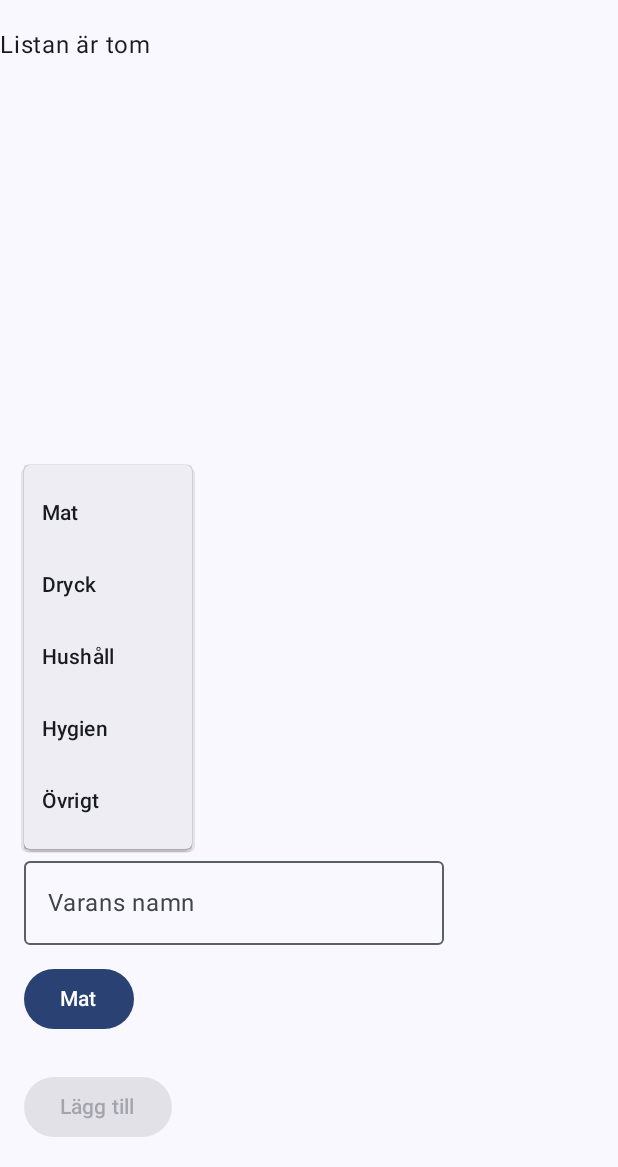
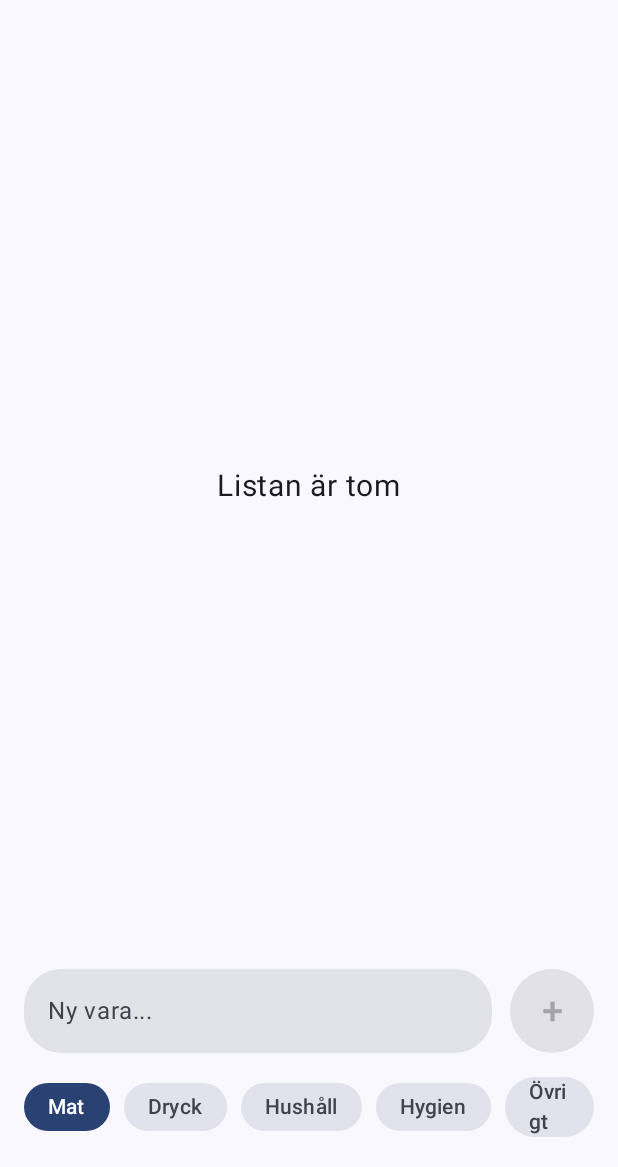
Before and after one commit to vasylkozak-dev/Handla, an Android app built with Jetpack Compose: the screen it shows after launch (MainActivity), after a tap on "Mat", on a phone screen of 412 x 824 dp, the part 69-1236 px from its top. Run offline under Robolectric (Android 15) with nearby library versions, the phone set to English and light mode, and no system bars.

Commit message:
Changed the text field, buttons and categories

```diff
--- a/app/src/main/java/com/example/handla/AddItemSection.kt
+++ b/app/src/main/java/com/example/handla/AddItemSection.kt
@@ -1,5 +1,7 @@
 package com.example.handla
 
+import android.R.attr.category
+import android.R.attr.text
 import androidx.compose.foundation.layout.Arrangement
 import androidx.compose.foundation.layout.Column
 import androidx.compose.foundation.layout.padding
@@ -19,8 +21,17 @@ import androidx.compose.foundation.layout.Row
 import androidx.compose.foundation.layout.size
 import androidx.compose.foundation.shape.CircleShape
 import androidx.compose.foundation.shape.RoundedCornerShape
+import androidx.compose.material3.FilterChip
+import androidx.compose.material3.FilterChipDefaults
 import androidx.compose.ui.Alignment
 import androidx.compose.material3.Icon
+import androidx.compose.material3.MaterialTheme
+import androidx.compose.material3.TextField
+import androidx.compose.material3.TextFieldDefaults
+import androidx.compose.ui.graphics.Color
+import androidx.compose.ui.text.style.TextAlign
+import androidx.compose.ui.unit.sp
+import androidx.compose.foundation.layout.imePadding
 
 var categories = listOf(
     "Mat", "Dryck", "Hushåll", "Hygien", "Övrigt"
@@ -37,31 +48,59 @@ fun AddItemSection(
 
 
     Column(
-        modifier = Modifier.padding(16.dp),
+        modifier = Modifier
+            .padding(16.dp)
+            .imePadding(),
         verticalArrangement = Arrangement.spacedBy(12.dp)
     ) {
 
-    OutlinedTextField(
-        value = uiState.newItemName,
-        onValueChange = onNameChange,
-        label = { Text("Varans namn") }
-    )
-    Button(onClick = {expanded = true}) {
-        Text(selectedCategory)
-    }
-    DropdownMenu(expanded = expanded, onDismissRequest = { expanded = false }) {
+        Row(
+            horizontalArrangement = Arrangement.spacedBy(12.dp),
+            verticalAlignment = Alignment.CenterVertically
+        ) {
+            TextField(
+                modifier = Modifier.weight(1f),
+                value = uiState.newItemName,
+                onValueChange = onNameChange,
+                singleLine = true,
+                shape = RoundedCornerShape(25.dp),
+                colors = TextFieldDefaults.colors(
+                    focusedIndicatorColor = Color.Transparent,
+                    unfocusedIndicatorColor = Color.Transparent
+                ),
+                placeholder = { Text("Ny vara...") }
+
+            )
+            Button(
+                modifier = Modifier.size(56.dp),
+                onClick = onAddItem,
+                enabled = uiState.newItemName.isNotBlank(),
+                shape = CircleShape)
+            {
+                Text(text = "+", fontSize = 25.sp, textAlign = TextAlign.Center)
+            }
+        }
+
+
+
+    Row(
+        horizontalArrangement = Arrangement.spacedBy(9.dp)
+    ) {
         categories.forEach { category ->
-            DropdownMenuItem(
-                text = { Text(category) },
-                onClick = {
-                    onCategoryChange(category)
-                    expanded = false
-                }
+            FilterChip(
+                border = null,
+                shape = CircleShape,
+                colors = FilterChipDefaults.filterChipColors(
+                    containerColor = MaterialTheme.colorScheme.surfaceVariant,
+                    selectedContainerColor = MaterialTheme.colorScheme.primary,
+                    selectedLabelColor = MaterialTheme.colorScheme.onPrimary
+                ),
+                selected = selectedCategory == category,
+                onClick = { onCategoryChange(category) },
+                label = { Text(category) }
             )
         }
     }
-    Button(onClick = onAddItem, enabled = uiState.newItemName.isNotBlank()) {
-        Text("Lägg till")
     }
+
     }
-}
--- a/app/src/main/java/com/example/handla/MainActivity.kt
+++ b/app/src/main/java/com/example/handla/MainActivity.kt
@@ -4,11 +4,13 @@ import android.os.Bundle
 import androidx.activity.ComponentActivity
 import androidx.activity.compose.setContent
 import androidx.activity.enableEdgeToEdge
+import androidx.compose.foundation.layout.Box
 import androidx.compose.foundation.layout.Column
 import androidx.compose.foundation.layout.fillMaxSize
 import androidx.compose.foundation.layout.padding
 import androidx.compose.foundation.lazy.LazyColumn
 import androidx.compose.foundation.lazy.items
+import androidx.compose.foundation.lazy.rememberLazyListState
 import androidx.compose.material3.ExperimentalMaterial3Api
 import androidx.compose.material3.LargeTopAppBar
 import androidx.compose.material3.Scaffold
@@ -19,8 +21,11 @@ import androidx.compose.runtime.getValue
 import androidx.compose.runtime.mutableStateOf
 import androidx.compose.runtime.remember
 import androidx.compose.runtime.setValue
+import androidx.compose.ui.Alignment
 import androidx.compose.ui.Modifier
 import androidx.compose.ui.tooling.preview.Preview
+import androidx.compose.ui.unit.dp
+import androidx.compose.ui.unit.sp
 import com.example.handla.ui.theme.HandlaTheme
 import androidx.lifecycle.viewmodel.compose.viewModel
 
@@ -91,9 +96,18 @@ fun ShoppingScreen(
 
 
     if (uiState.items.isEmpty()) {
-        Text("Listan är tom")
+        Box(
+            modifier = Modifier
+                .fillMaxSize()
+                .padding(15.dp),
+            contentAlignment = Alignment.Center
+        ) {
+            Text(text = "Listan är tom", fontSize = 20.sp)
+        }
     } else {
-        LazyColumn(modifier = Modifier.fillMaxSize()) {
+        LazyColumn(modifier = Modifier
+            .fillMaxSize()
+        ) {
             items(
                 items = uiState.items,
                 key = { it.id }
--- a/app/src/main/java/com/example/handla/ShoppingItemRow.kt
+++ b/app/src/main/java/com/example/handla/ShoppingItemRow.kt
@@ -1,19 +1,26 @@
 package com.example.handla
 
+import android.R
 import android.R.attr.onClick
+import androidx.compose.foundation.background
 import androidx.compose.foundation.clickable
+import androidx.compose.foundation.layout.Arrangement
 import androidx.compose.foundation.layout.Column
 import androidx.compose.foundation.layout.Row
 import androidx.compose.foundation.layout.fillMaxWidth
+import androidx.compose.foundation.layout.padding
+import androidx.compose.foundation.shape.CircleShape
 import androidx.compose.material3.Button
 import androidx.compose.material3.Checkbox
 import androidx.compose.material3.IconButton
+import androidx.compose.material3.MaterialTheme
 import androidx.compose.material3.Text
 import androidx.compose.runtime.Composable
 import androidx.compose.ui.Alignment
 import androidx.compose.ui.Modifier
 import androidx.compose.ui.graphics.Color
 import androidx.compose.ui.text.font.FontWeight
+import androidx.compose.ui.unit.dp
 import androidx.compose.ui.unit.sp
 
 @Composable
@@ -33,13 +40,24 @@ fun ShoppingItemRow(
             checked = item.isBought,
             onCheckedChange = { onToggleBought(item.id) }
         )
-        Column(
-            modifier = Modifier.weight(1f)
+        Row(
+            modifier = Modifier
+                .weight(1f)
+                .padding(end = 16.dp),
+            verticalAlignment = Alignment.CenterVertically,
+            horizontalArrangement = Arrangement.SpaceBetween
 
         ) {
         Text(text = item.name, fontWeight = FontWeight.Bold)
-        Text(text = item.category)
+        Text(
+            text = item.category,
+            modifier = Modifier
+                .background(
+                    color = MaterialTheme.colorScheme.surfaceVariant,
+                    shape = CircleShape
+                )
+                .padding(horizontal = 12.dp, vertical = 4.dp),
+        )
+        }
     }
     }
-
-}
```
